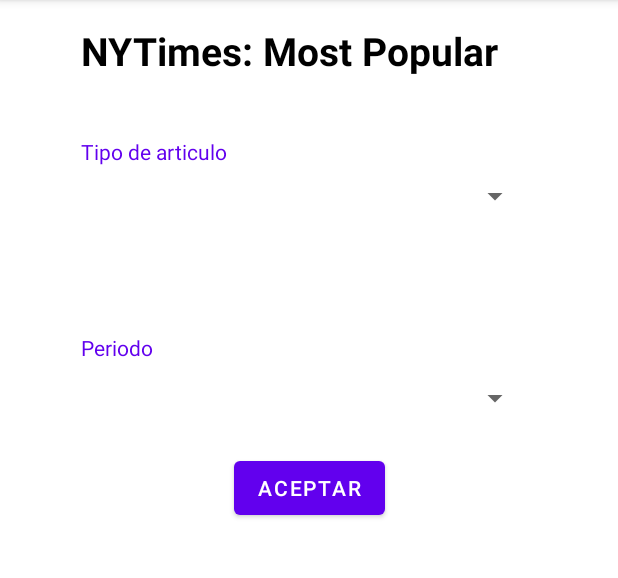
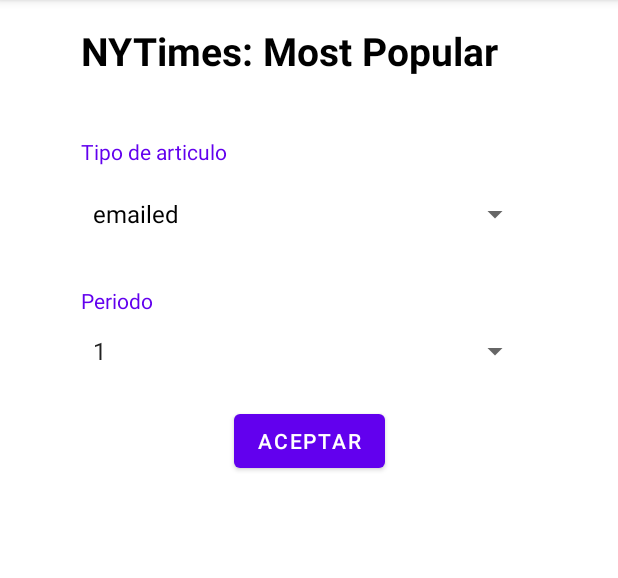
Before and after one commit to emerino0/NYTimesNewsApi, an Android app: the screen it shows after launch (MainActivity), on a phone screen of 412 x 824 dp, the part 84-662 px from its top. Run offline under Robolectric (Android 15) with nearby library versions, the phone set to English and light mode, and no system bars.

Commit message:
Articles filter logic. v1.3

```diff
--- a/app/build.gradle
+++ b/app/build.gradle
@@ -1,6 +1,8 @@
 plugins {
     id 'com.android.application'
     id 'kotlin-android'
+    id 'androidx.navigation.safeargs.kotlin'
+    id 'kotlin-parcelize'
 }
 
 android {
--- a/app/src/main/java/com/example/nytimesNewsApi/presentation/ui/fragments/NewsFilterFragment.kt
+++ b/app/src/main/java/com/example/nytimesNewsApi/presentation/ui/fragments/NewsFilterFragment.kt
@@ -1,11 +1,19 @@
 package com.example.nytimesNewsApi.presentation.ui.fragments
 
+import android.app.AlertDialog
+import com.example.nytimesNewsApi.R
 import android.os.Bundle
 import androidx.fragment.app.Fragment
 import android.view.LayoutInflater
 import android.view.View
 import android.view.ViewGroup
+import android.widget.AdapterView
+import android.widget.ArrayAdapter
+import android.widget.Toast
+import androidx.core.view.isVisible
+import androidx.navigation.findNavController
 import com.example.nytimesNewsApi.databinding.FragmentNewsFilterBinding
+import com.example.nytimesNewsApi.domain.FilterNewsArticle
 
 
 class NewsFilterFragment : Fragment() {
@@ -24,6 +32,132 @@ class NewsFilterFragment : Fragment() {
             false
         )
 
+
+        // Spinner Article Type
+        val articlesTypeList = listOf("emailed","shared","viewed")
+        binding.spArticleType.adapter = context?.let {
+            ArrayAdapter(
+                it, R.layout.support_simple_spinner_dropdown_item,
+                articlesTypeList)
+        }
+
+        binding.spArticleType.onItemSelectedListener = object :
+            AdapterView.OnItemSelectedListener{
+            override fun onItemSelected(
+                parent: AdapterView<*>?,
+                view: View?,
+                position: Int,
+                id: Long
+            )
+            {
+                binding.tvArticleShared.isVisible = articlesTypeList[position] == "shared"
+            }
+
+            override fun onNothingSelected(parent: AdapterView<*>?) {
+                TODO("Not yet implemented")
+            }
+        }
+
+
+
+
+
+
+
+
+        //Alert Dialog - Shared Articles Platforms
+        val articlesSharedPlatform = arrayOf("facebook","twitter")
+        val articlesSharedPlatformSelected = booleanArrayOf(false,false)
+
+        val alertDialogSharedPlatforms: AlertDialog? =
+            createDialogSharedPlatForms(articlesSharedPlatform, articlesSharedPlatformSelected)
+
+        binding.tvArticleShared.setOnClickListener{
+            alertDialogSharedPlatforms?.show()
+        }
+
+
+        // Spinner Article Period
+        binding.spArticlePeriod.adapter = context?.let {
+            ArrayAdapter(
+                it, android.R.layout.simple_spinner_item,
+                listOf("1","7","30"))
+        }
+
+
+        //Button Accept News Filter
+        binding.btAccept.setOnClickListener{
+
+            val articleType = binding.spArticleType.selectedItem.toString().trim()
+            val period = binding.spArticlePeriod.selectedItem.toString().trim()
+            val sharedType = binding.tvArticleShared.text.toString().trim()
+
+            if(articleType== "shared" && (sharedType== "Platform"||sharedType==""))
+                Toast.makeText(context, "Elija una plataforma", Toast.LENGTH_SHORT).show()
+            else
+            {
+
+                val filterNewsArticle = FilterNewsArticle(articleType,period,sharedType)
+
+                val direction = NewsFilterFragmentDirections
+                    .actionNewsFilterFragmentToNewsListFragment(filterNewsArticle)
+                it.findNavController().navigate(direction)
+            }
+        }
+
         return binding.root
+
+    }
+
+    override fun onDestroy() {
+        super.onDestroy()
+        _binding = null
+    }
+
+
+    private fun createDialogSharedPlatForms(
+        articlesSharedPlatform: Array<String>,
+        articlesSharedPlatformSelected: BooleanArray
+    ): AlertDialog? {
+        return activity?.let { it ->
+            val builder = AlertDialog.Builder(it)
+            builder.apply {
+                setTitle("Selecciona plataformas")
+
+                setMultiChoiceItems(
+                    articlesSharedPlatform,
+                    articlesSharedPlatformSelected
+                ) { _, position, isChecked ->
+                    articlesSharedPlatformSelected[position] = isChecked
+                }
+
+                setPositiveButton(
+                    "Aceptar"
+                ) { _, _ ->
+                    binding.tvArticleShared.text = ""
+                    for (i in 0 until articlesSharedPlatformSelected.count()) {
+                        if (articlesSharedPlatformSelected[i]) {
+                            when (articlesSharedPlatform[i]) {
+                                "twitter" -> {
+                                    Toast.makeText(
+                                        context,
+                                        "twitter no disponible",
+                                        Toast.LENGTH_SHORT
+                                    ).show()
+                                    articlesSharedPlatformSelected[i] = false
+                                }
+                                "facebook" ->
+                                    "${binding.tvArticleShared.text} ${articlesSharedPlatform[i]}"
+                                        .also { binding.tvArticleShared.text = it }
+                            }
+                        }
+                    }
+                }
+                setNegativeButton("Cancelar") { _, _ -> }
+
+            }
+
+            builder.create()
+        }
     }
 }
--- a/app/src/main/res/navigation/nav_graph.xml
+++ b/app/src/main/res/navigation/nav_graph.xml
@@ -25,6 +25,10 @@
         <action
             android:id="@+id/action_newsListFragment_to_newsFilterFragment"
             app:destination="@id/newsFilterFragment" />
+        <argument
+            android:name="filterNewsArticle"
+            app:argType="com.example.nytimesNewsApi.domain.FilterNewsArticle"
+            app:nullable="true" />
     </fragment>
     <fragment
         android:id="@+id/newsDetailFragment"
--- a/build.gradle
+++ b/build.gradle
@@ -7,6 +7,7 @@ buildscript {
     dependencies {
         classpath "com.android.tools.build:gradle:7.0.1"
         classpath "org.jetbrains.kotlin:kotlin-gradle-plugin:1.5.21"
+        classpath "androidx.navigation:navigation-safe-args-gradle-plugin:2.3.5"
 
         // NOTE: Do not place your application dependencies here; they belong
         // in the individual module build.gradle files
```
Also changed, not shown: app/src/main/java/com/example/nytimesNewsApi/domain/FilterNewsArticle.kt (added, +11 -0 lines).
